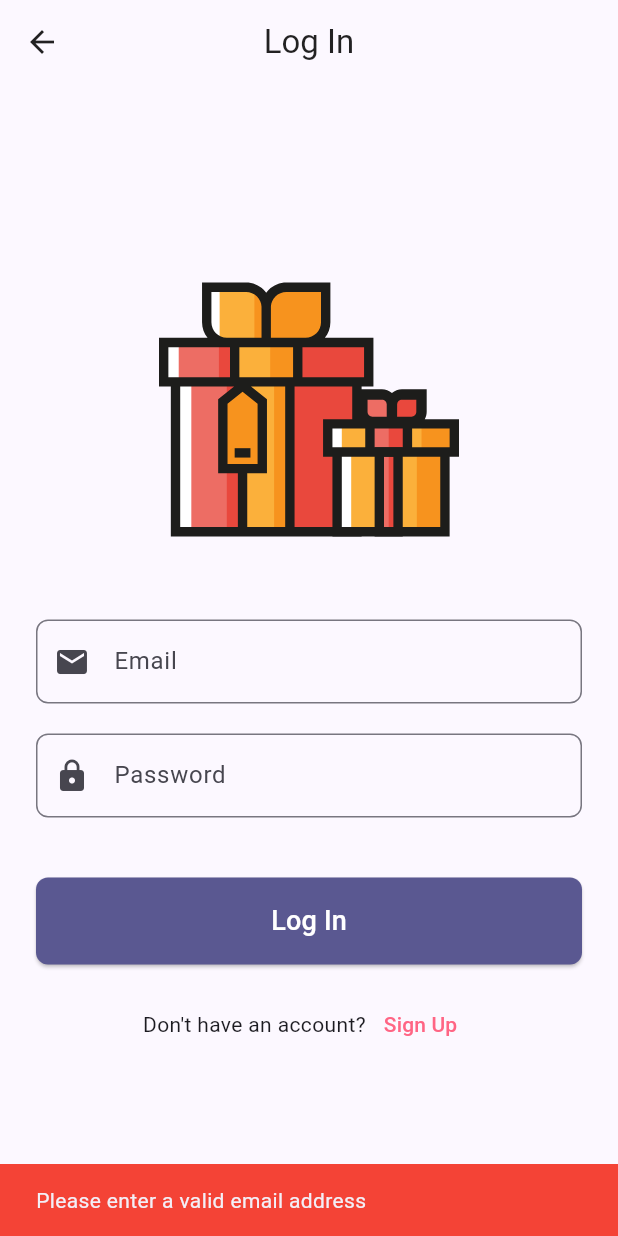
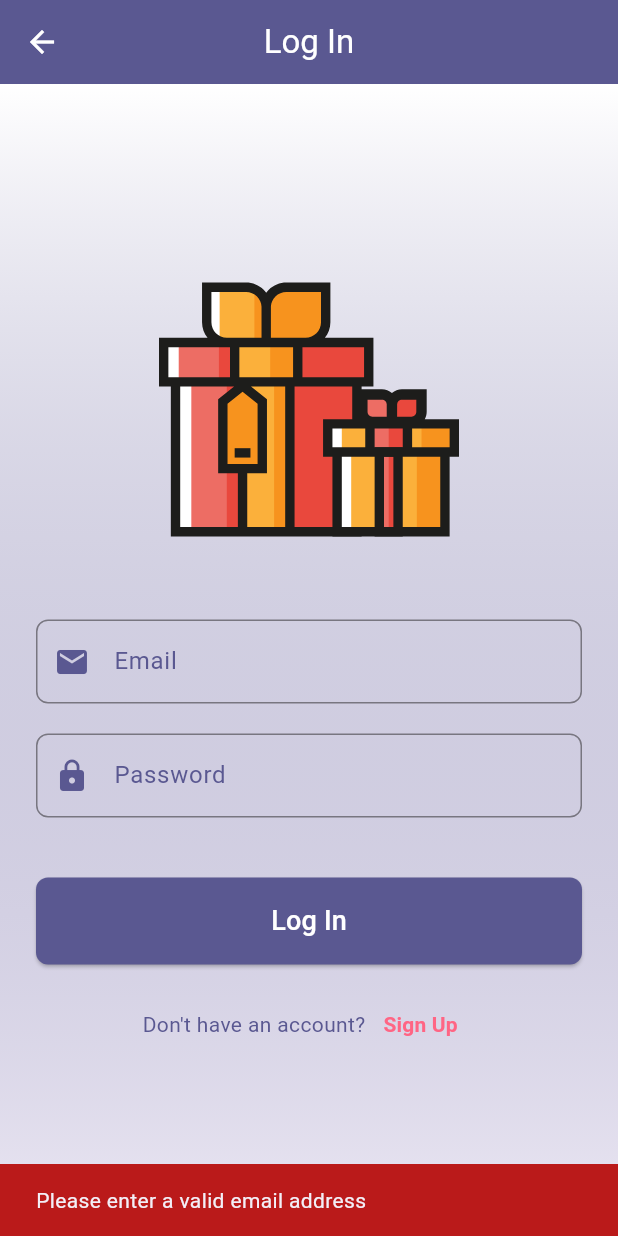
Before and after one commit to amrbdawoud/hedieaty, a Flutter app: the LoginScreen screen opened directly, after a tap on "Log In", on a phone screen of 412 x 824 dp. Run offline on Flutter 3.47's test engine with Material 3 defaults, Android fonts, the phone set to English and light mode, and no system bars; our stand-ins replace cloud_firestore, firebase_auth, firebase_core, firebase_messaging, flutter_svg, image_picker and 1 more; accounts and stored records are empty; Roboto replaces fonts that are missing (Poppins).

Commit message:
fixed login_screen UI

```diff
--- a/lib/home/home_screen/home_screen.dart
+++ b/lib/home/home_screen/home_screen.dart
@@ -145,6 +145,14 @@ class HomeScreen extends StatelessWidget {
                                         );
                                       },
                                     ),
+                                      SizedBox(height: 30),
+                                Text(
+                                  'Friends:',
+                                  style: TextStyle(
+                                    fontSize: 28,
+                                    fontWeight: FontWeight.bold,
+                                    color: Theme.of(context).primaryColor,
+                                  ),),
                                   ],
                                 ),
                               ),
--- a/lib/onboarding/login_screen/login_screen.dart
+++ b/lib/onboarding/login_screen/login_screen.dart
@@ -3,15 +3,14 @@ import 'package:flutter_svg/flutter_svg.dart';
 import 'package:hedieaty/home/base_tab_screen.dart';
 import 'package:hedieaty/onboarding/signup_screen/signup_screen.dart';
 import 'package:hedieaty/onboarding/login_screen/login_viewmodel.dart';
-import 'package:provider/provider.dart'; // Import provider to use ChangeNotifierProvider
-import 'package:validators/validators.dart'; // Import validator package
+import 'package:provider/provider.dart';
+import 'package:validators/validators.dart';
 
 class LoginScreen extends StatelessWidget {
   const LoginScreen({super.key});
 
   @override
   Widget build(BuildContext context) {
-    // Create TextEditingControllers for email and password
     TextEditingController emailController = TextEditingController();
     TextEditingController passwordController = TextEditingController();
 
@@ -19,16 +18,23 @@ class LoginScreen extends StatelessWidget {
       create: (_) => LoginViewModel(),
       child: Scaffold(
         appBar: AppBar(
-          title: const Text('Log In'),
+          backgroundColor: Theme.of(context).primaryColor,
+          title: const Text('Log In', style: TextStyle(color: Colors.white)),
+          elevation: 0,
           leading: IconButton(
-            icon: const Icon(Icons.arrow_back),
-            onPressed: () {
-              // Navigate back to the WelcomeScreen
-              Navigator.pop(context);
-            },
+            icon: const Icon(Icons.arrow_back, color: Colors.white),
+            onPressed: () => Navigator.pop(context),
           ),
         ),
-        body: SafeArea(
+        body: Container(
+          decoration: BoxDecoration(
+            gradient: LinearGradient(
+              begin: Alignment.topCenter,
+              end: Alignment.bottomCenter,
+              colors: [Colors.white, Theme.of(context).primaryColor.withOpacity(0.1)],
+            ),
+          ),
+          child: SafeArea(
             child: Center(
               child: Padding(
                 padding: const EdgeInsets.symmetric(horizontal: 24.0),
@@ -36,7 +42,6 @@ class LoginScreen extends StatelessWidget {
                   child: Column(
                     mainAxisAlignment: MainAxisAlignment.center,
                     children: [
-                    // Header graphic image
                       SvgPicture.asset(
                         'assets/header.svg',
                         height: 200,
@@ -44,102 +49,93 @@ class LoginScreen extends StatelessWidget {
                         fit: BoxFit.contain,
                       ),
                       const SizedBox(height: 40),
-                    // Email field
                       TextField(
                         controller: emailController,
                         decoration: InputDecoration(
                           labelText: 'Email',
+                          labelStyle: TextStyle(color: Theme.of(context).primaryColor),
                           hintText: 'Enter your email',
-                        border: OutlineInputBorder(
+                          border: OutlineInputBorder(borderRadius: BorderRadius.circular(8)),
+                          focusedBorder: OutlineInputBorder(
                             borderRadius: BorderRadius.circular(8),
+                            borderSide: BorderSide(color: Theme.of(context).primaryColor, width: 2),
                           ),
-                        prefixIcon: const Icon(Icons.email),
+                          prefixIcon: Icon(Icons.email, color: Theme.of(context).primaryColor),
                         ),
                         keyboardType: TextInputType.emailAddress,
                       ),
                       const SizedBox(height: 20),
-                    // Password field
                       TextField(
                         controller: passwordController,
                         decoration: InputDecoration(
                           labelText: 'Password',
+                          labelStyle: TextStyle(color: Theme.of(context).primaryColor),
                           hintText: 'Enter your password',
-                        border: OutlineInputBorder(
+                          border: OutlineInputBorder(borderRadius: BorderRadius.circular(8)),
+                          focusedBorder: OutlineInputBorder(
                             borderRadius: BorderRadius.circular(8),
+                            borderSide: BorderSide(color: Theme.of(context).primaryColor, width: 2),
                           ),
-                        prefixIcon: const Icon(Icons.lock),
+                          prefixIcon: Icon(Icons.lock, color: Theme.of(context).primaryColor),
                         ),
                         obscureText: true,
                       ),
                       const SizedBox(height: 40),
-                    // Log In button
                       Consumer<LoginViewModel>(
                         builder: (context, viewModel, child) {
                           return ElevatedButton(
                             onPressed: viewModel.isLoading
                                 ? null
                                 : () {
-                            // Fetch email and password from the controllers
                               final email = emailController.text;
                               final password = passwordController.text;
 
-                            // Validate Email
                               if (email.isEmpty || !isEmail(email)) {
-                              // Show email validation error
                                 ScaffoldMessenger.of(context).showSnackBar(
-                                const SnackBar(
-                                  content: Text('Please enter a valid email address'),
-                                  backgroundColor: Colors.red,
+                                  SnackBar(
+                                    content: const Text('Please enter a valid email address'),
+                                    backgroundColor: Theme.of(context).colorScheme.error,
                                   ),
                                 );
                                 return;
                               }
 
-                            // Validate Password
                               if (password.isEmpty || password.length < 6) {
-                              // Show password validation error
                                 ScaffoldMessenger.of(context).showSnackBar(
-                                const SnackBar(
-                                  content: Text('Password must be at least 6 characters'),
-                                  backgroundColor: Colors.red,
+                                  SnackBar(
+                                    content: const Text('Password must be at least 6 characters'),
+                                    backgroundColor: Theme.of(context).colorScheme.error,
                                   ),
                                 );
                                 return;
                               }
 
-                            // Trigger login action
                               context.read<LoginViewModel>().login(email, password).then((_) {
                                 if (viewModel.errorMessage.isEmpty) {
-                                // Navigate to Home or another page if login is successful
                                   Navigator.pushAndRemoveUntil(
                                     context,
-                                  MaterialPageRoute(
-                                    builder: (context) => const BaseTabScreen(),
-                                  ),
-                                      (Route<dynamic> route) => false, // Remove all previous routes
+                                    MaterialPageRoute(builder: (context) => const BaseTabScreen()),
+                                        (Route<dynamic> route) => false,
                                   );
                                 } else {
-                                // Show error message using a Snackbar
                                   ScaffoldMessenger.of(context).showSnackBar(
                                     SnackBar(
                                       content: Text(viewModel.errorMessage),
-                                    backgroundColor: Colors.red,
+                                      backgroundColor: Theme.of(context).colorScheme.error,
                                     ),
                                   );
                                 }
                               });
                             },
                             style: ElevatedButton.styleFrom(
+                              backgroundColor: Theme.of(context).primaryColor,
                               minimumSize: const Size(double.infinity, 50),
-                            backgroundColor: Theme.of(context).primaryColor,
                               shape: RoundedRectangleBorder(
                                 borderRadius: BorderRadius.circular(8),
                               ),
                             ),
                             child: viewModel.isLoading
-                              ? const CircularProgressIndicator(
-                            color: Colors.white,
-                          )
+                                ? const CircularProgressIndicator(color: Colors.white)
                                 : const Text(
                               'Log In',
                               style: TextStyle(fontSize: 18, color: Colors.white),
@@ -148,11 +144,13 @@ class LoginScreen extends StatelessWidget {
                         },
                       ),
                       const SizedBox(height: 16),
-                    // Sign Up prompt
                       Row(
                         mainAxisAlignment: MainAxisAlignment.center,
                         children: [
-                        const Text("Don't have an account?"),
+                          Text(
+                            "Don't have an account?",
+                            style: TextStyle(color: Theme.of(context).primaryColor),
+                          ),
                           TextButton(
                             onPressed: () {
                               Navigator.pushReplacement(
@@ -162,7 +160,10 @@ class LoginScreen extends StatelessWidget {
                             },
                             child: Text(
                               'Sign Up',
-                            style: TextStyle(color: Theme.of(context).colorScheme.secondary),
+                              style: TextStyle(
+                                color: Theme.of(context).colorScheme.secondary,
+                                fontWeight: FontWeight.bold,
+                              ),
                             ),
                           ),
                         ],
@@ -174,6 +175,7 @@ class LoginScreen extends StatelessWidget {
             ),
           ),
         ),
+      ),
     );
   }
 }
```
Lines whose indentation alone changed are shown as unchanged.
